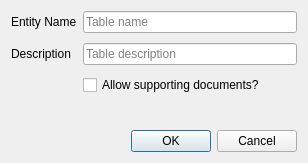
Old version of the form ui/wizard/ui_entity.ui in the repository gltn/stdm.
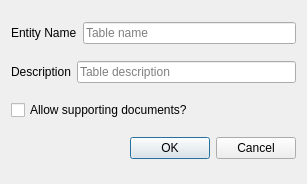
New version of the form.

What changed in the file:
```diff
--- a/ui/wizard/ui_entity.ui
+++ b/ui/wizard/ui_entity.ui
@@ -6,10 +6,16 @@
    <rect>
     <x>0</x>
     <y>0</y>
-    <width>308</width>
-    <height>163</height>
+    <width>307</width>
+    <height>184</height>
    </rect>
   </property>
+  <property name="sizePolicy">
+   <sizepolicy hsizetype="Preferred" vsizetype="Expanding">
+    <horstretch>0</horstretch>
+    <verstretch>0</verstretch>
+   </sizepolicy>
+  </property>
   <property name="maximumSize">
    <size>
     <width>500</width>
@@ -19,14 +25,13 @@
   <property name="windowTitle">
    <string>Entity editor</string>
   </property>
-  <layout class="QFormLayout" name="formLayout">
-   <property name="sizeConstraint">
-    <enum>QLayout::SetMaximumSize</enum>
-   </property>
-   <property name="verticalSpacing">
-    <number>10</number>
-   </property>
-   <item row="0" column="0">
+  <layout class="QVBoxLayout" name="verticalLayout">
+   <item>
+    <layout class="QVBoxLayout" name="notif_bar"/>
+   </item>
+   <item>
+    <layout class="QHBoxLayout" name="horizontalLayout">
+     <item>
     <widget class="QLabel" name="label">
      <property name="minimumSize">
       <size>
@@ -39,18 +44,22 @@
      </property>
     </widget>
    </item>
-   <item row="0" column="1">
+     <item>
     <widget class="QLineEdit" name="edtTable">
      <property name="placeholderText">
       <string>Table name</string>
      </property>
     </widget>
    </item>
-   <item row="1" column="0">
+    </layout>
+   </item>
+   <item>
+    <layout class="QHBoxLayout" name="horizontalLayout_2">
+     <item>
     <widget class="QLabel" name="label_2">
      <property name="maximumSize">
       <size>
-       <width>60</width>
+         <width>101</width>
        <height>16777215</height>
       </size>
      </property>
@@ -59,7 +68,7 @@
      </property>
     </widget>
    </item>
-   <item row="1" column="1">
+     <item>
     <widget class="QLineEdit" name="edtDesc">
      <property name="minimumSize">
       <size>
@@ -72,14 +81,16 @@
      </property>
     </widget>
    </item>
-   <item row="2" column="1">
+    </layout>
+   </item>
+   <item>
     <widget class="QCheckBox" name="cbSupportDoc">
      <property name="text">
       <string>Allow supporting documents?</string>
      </property>
     </widget>
    </item>
-   <item row="4" column="1">
+   <item>
     <widget class="QDialogButtonBox" name="buttonBox">
      <property name="orientation">
       <enum>Qt::Horizontal</enum>
@@ -89,19 +100,6 @@
      </property>
     </widget>
    </item>
-   <item row="3" column="1">
-    <spacer name="verticalSpacer">
-     <property name="orientation">
-      <enum>Qt::Vertical</enum>
-     </property>
-     <property name="sizeHint" stdset="0">
-      <size>
-       <width>20</width>
-       <height>40</height>
-      </size>
-     </property>
-    </spacer>
-   </item>
   </layout>
  </widget>
  <resources/>
```
Lines whose indentation alone changed are shown as unchanged.
